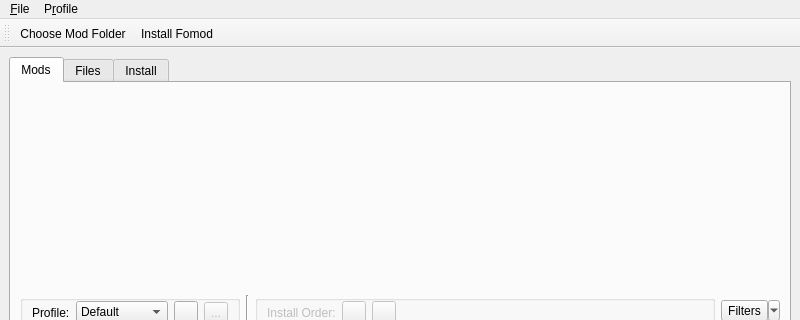
The window that skymodman/qt_interface/qt_manager.ui (Kf4btg/SkyModMan) describes before a commit, drawn with Qt 5; both pictures show x 0 to 800 and y 0 to 320 of the 800 by 600 pixel window.
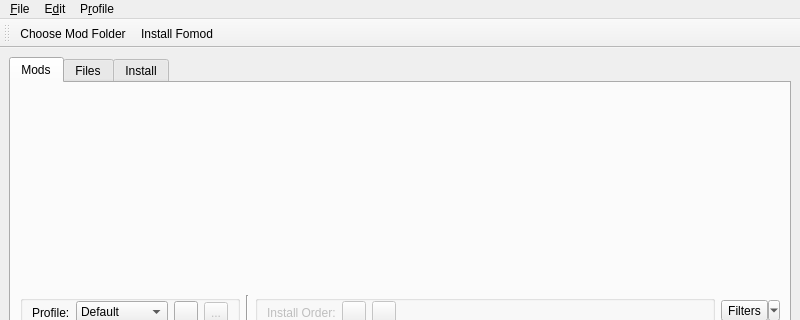
The same window after the commit. Icons and pictures are not drawn.

```diff
--- a/skymodman/qt_interface/qt_manager.ui
+++ b/skymodman/qt_interface/qt_manager.ui
@@ -537,7 +537,15 @@
     <addaction name="separator"/>
     <addaction name="menuIni_Files"/>
    </widget>
+   <widget class="QMenu" name="menuEdit">
+    <property name="title">
+     <string>E&amp;dit</string>
+    </property>
+    <addaction name="actionUndo"/>
+    <addaction name="actionRedo"/>
+   </widget>
    <addaction name="menu_File"/>
+   <addaction name="menuEdit"/>
    <addaction name="menuProfile"/>
   </widget>
   <widget class="QToolBar" name="toolBar">
```
Left out of the diff: 22 changed lines with no effect on the pictures.
